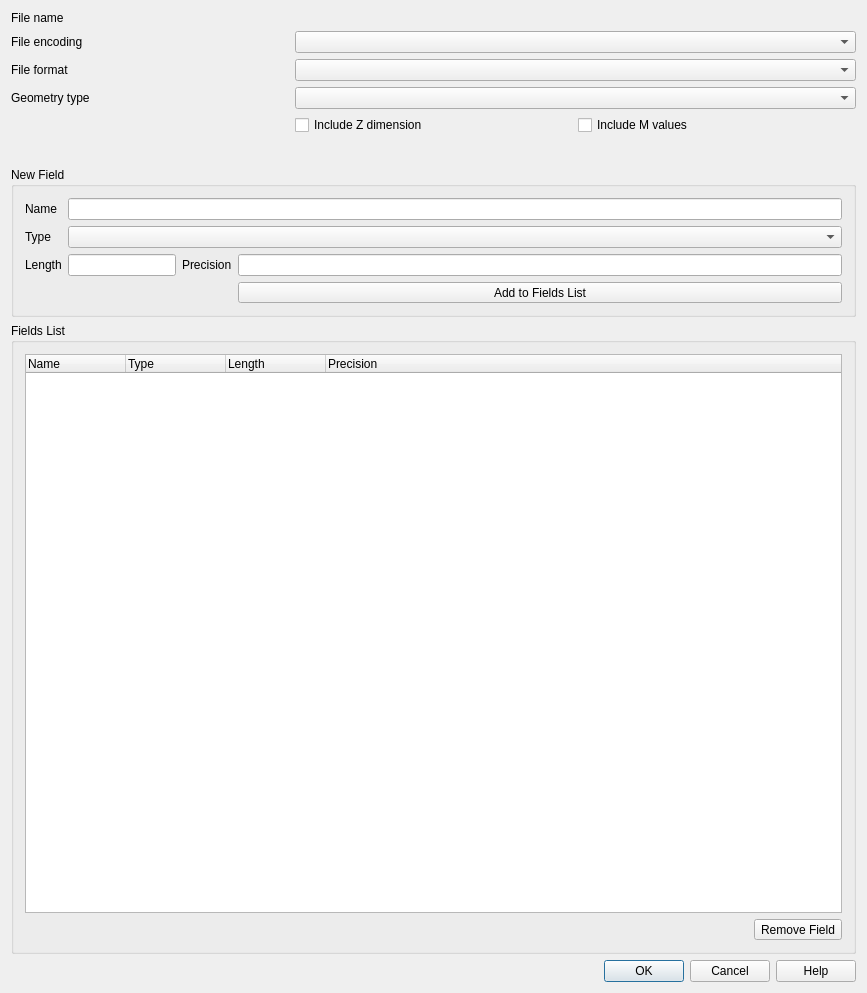
Qt form src/ui/qgsnewvectorlayerdialogbase.ui (qgis/QGIS) before a commit.
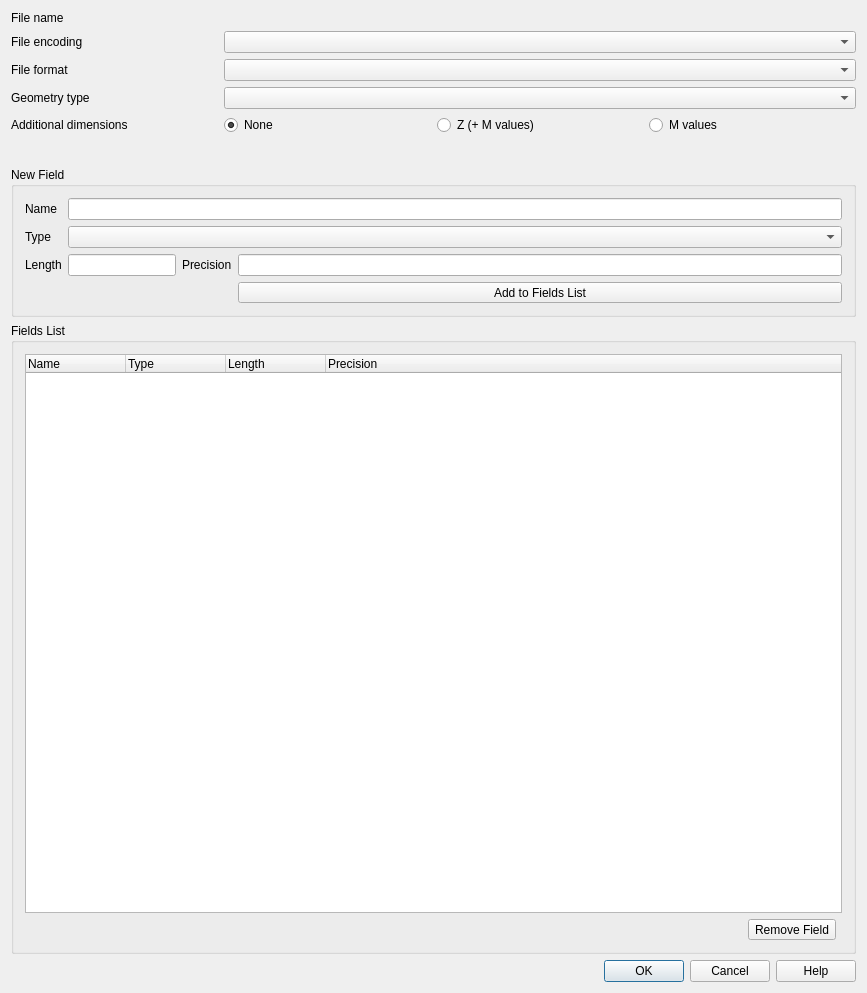
The same form after that commit. Icons and pictures are not drawn. Custom widgets are drawn as their Qt base class.

Commit message:
New Shapefile Layer: reorganise additional dimensions checkboxes
because shapefiles could only be
- plain X,Y
- with M values: X,Y,M
- with Z and M values: X,Y,Z,M

```diff
--- a/src/ui/qgsnewvectorlayerdialogbase.ui
+++ b/src/ui/qgsnewvectorlayerdialogbase.ui
@@ -17,7 +17,7 @@
    <bool>true</bool>
   </property>
   <layout class="QGridLayout">
-   <item row="14" column="0" colspan="2">
+   <item row="14" column="0" colspan="3">
     <widget class="QDialogButtonBox" name="buttonBox">
      <property name="orientation">
       <enum>Qt::Horizontal</enum>
@@ -27,7 +27,7 @@
      </property>
     </widget>
    </item>
-   <item row="10" column="0" colspan="2">
+   <item row="10" column="0" colspan="3">
     <widget class="QGroupBox" name="groupBox">
      <property name="title">
       <string>New Field</string>
@@ -127,13 +127,13 @@
      </layout>
     </widget>
    </item>
-   <item row="12" column="0" colspan="2">
+   <item row="12" column="0" colspan="3">
     <widget class="QGroupBox" name="groupBox_2">
      <property name="title">
       <string>Fields List</string>
      </property>
      <layout class="QGridLayout">
-      <item row="2" column="0" colspan="2">
+      <item row="2" column="0" colspan="3">
        <widget class="QTreeWidget" name="mAttributeView">
         <property name="sizePolicy">
          <sizepolicy hsizetype="Expanding" vsizetype="Expanding">
@@ -211,7 +211,7 @@
      </layout>
     </widget>
    </item>
-   <item row="4" column="0" colspan="2">
+   <item row="4" column="0" colspan="3">
     <layout class="QGridLayout" name="gridLayout_3">
      <item row="3" column="0">
       <widget class="QLabel" name="mGeometryTypeLabel">
@@ -271,14 +271,43 @@
        </property>
       </widget>
      </item>
+     <item row="4" column="0">
+      <widget class="QLabel" name="mAdditionalDimensionsLabel">
+       <property name="sizePolicy">
+        <sizepolicy hsizetype="Minimum" vsizetype="Preferred">
+         <horstretch>0</horstretch>
+         <verstretch>0</verstretch>
+        </sizepolicy>
+       </property>
+       <property name="text">
+        <string>Additional dimensions</string>
+       </property>
+      </widget>
+     </item>
      <item row="4" column="1">
-      <widget class="QCheckBox" name="mGeometryWithZCheckBox">
+      <widget class="QRadioButton" name="mGeometryWithNoneRadioButton">
        <property name="text">
-        <string>Include Z dimension</string>
+        <string>None</string>
        </property>
+       <property name="checked">
+        <bool>true</bool>
+       </property>
+       <property name="autoExclusive">
+        <bool>true</bool>
+       </property>
       </widget>
      </item>
-     <item row="5" column="1" colspan="2">
+     <item row="4" column="2">
+      <widget class="QRadioButton" name="mGeometryWithZRadioButton">
+       <property name="text">
+        <string>Z (+ M values)</string>
+       </property>
+       <property name="autoExclusive">
+        <bool>true</bool>
+       </property>
+      </widget>
+     </item>
+     <item row="5" column="1" colspan="3">
       <widget class="QgsProjectionSelectionWidget" name="mCrsSelector" native="true">
        <property name="minimumSize">
         <size>
@@ -291,28 +320,31 @@
        </property>
       </widget>
      </item>
-     <item row="4" column="2">
-      <widget class="QCheckBox" name="mGeometryWithMCheckBox">
+     <item row="4" column="3">
+      <widget class="QRadioButton" name="mGeometryWithMRadioButton">
        <property name="text">
-        <string>Include M values</string>
+        <string>M values</string>
+       </property>
+       <property name="autoExclusive">
+        <bool>true</bool>
        </property>
       </widget>
      </item>
-     <item row="1" column="1" colspan="2">
+     <item row="1" column="1" colspan="3">
       <widget class="QComboBox" name="mFileEncoding">
        <property name="enabled">
         <bool>true</bool>
        </property>
       </widget>
      </item>
-     <item row="2" column="1" colspan="2">
+     <item row="2" column="1" colspan="3">
       <widget class="QComboBox" name="mFileFormatComboBox">
        <property name="enabled">
         <bool>true</bool>
        </property>
       </widget>
      </item>
-     <item row="3" column="1" colspan="2">
+     <item row="3" column="1" colspan="3">
       <widget class="QComboBox" name="mGeometryTypeBox">
        <property name="sizePolicy">
         <sizepolicy hsizetype="Expanding" vsizetype="Fixed">
@@ -322,7 +354,7 @@
        </property>
       </widget>
      </item>
-     <item row="0" column="1" colspan="2">
+     <item row="0" column="1" colspan="3">
       <widget class="QgsFileWidget" name="mFileName" native="true"/>
      </item>
     </layout>
```
Left out of the diff: 5 changed lines with no effect on the pictures. The commit also changes 1 other file.
